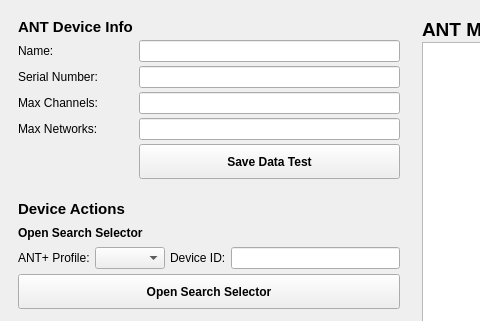
Above: libAnt/GUI/ant_UI.ui from pcavanaugh04/libant before the change; both pictures show x 0 to 480 and y 0 to 321 of the 1057 by 743 pixel window. Below: the same form after it.
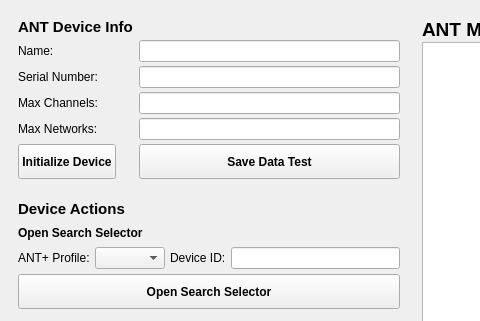
That is the form after the change.

Commit message: Reorganize init node for better logic and safety

Diff of the .ui file:
```diff
--- a/libAnt/GUI/ant_UI.ui
+++ b/libAnt/GUI/ant_UI.ui
@@ -299,6 +299,26 @@
          </property>
         </widget>
        </item>
+       <item row="5" column="0">
+        <widget class="QPushButton" name="init_device_button">
+         <property name="minimumSize">
+          <size>
+           <width>0</width>
+           <height>35</height>
+          </size>
+         </property>
+         <property name="font">
+          <font>
+           <pointsize>9</pointsize>
+           <weight>75</weight>
+           <bold>true</bold>
+          </font>
+         </property>
+         <property name="text">
+          <string>Initialize Device</string>
+         </property>
+        </widget>
+       </item>
       </layout>
      </widget>
     </item>
```
The commit also changes 2 other files.
